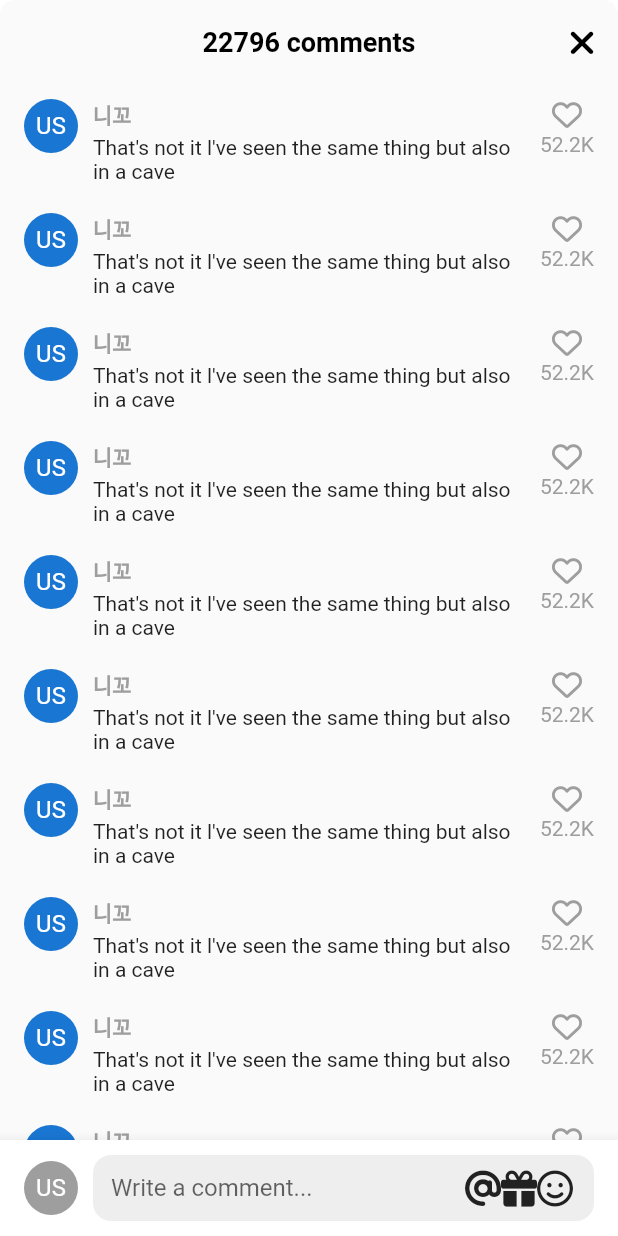
After one commit to WonHyun/TikTokClone, a Flutter app: the VidoeComments screen opened directly, on a phone screen of 412 x 824 dp. The commit adds this screen. Run offline on Flutter 3.47's test engine with Material 3 defaults, Android fonts, the phone set to English and light mode, and no system bars; our stand-ins replace font_awesome_flutter, video_player, visibility_detector.

Commit message:
feat: implement comments UI

```diff
--- a/lib/features/main_navigation/main_navigaion_screen.dart
+++ b/lib/features/main_navigation/main_navigaion_screen.dart
@@ -39,6 +39,7 @@ class _MainNavigaionScreenState extends State<MainNavigaionScreen> {
   @override
   Widget build(BuildContext context) {
     return Scaffold(
+      resizeToAvoidBottomInset: false,
       backgroundColor: _selectedIndex == 0 ? Colors.black : Colors.white,
       body: Stack(
         children: [
--- a/lib/features/videos/widgets/video_post.dart
+++ b/lib/features/videos/widgets/video_post.dart
@@ -1,9 +1,11 @@
+import 'package:flutter/cupertino.dart';
 import 'package:flutter/material.dart';
 import 'package:font_awesome_flutter/font_awesome_flutter.dart';
 import 'package:tictok_clone/constants/gaps.dart';
 import 'package:tictok_clone/constants/sizes.dart';
 import 'package:tictok_clone/features/videos/widgets/more_rich_text.dart';
 import 'package:tictok_clone/features/videos/widgets/video_button.dart';
+import 'package:tictok_clone/features/videos/widgets/vidoe_comments.dart';
 import 'package:video_player/video_player.dart';
 import 'package:visibility_detector/visibility_detector.dart';
 
@@ -65,6 +67,19 @@ class _VideoPostState extends State<VideoPost>
     setState(() {
       _isPaused = !_isPaused;
     });
+  }
+
+  Future<void> _onCommentsTap(BuildContext context) async {
+    if (_videoController.value.isPlaying) {
+      _onTogglePause();
+    }
+    await showModalBottomSheet(
+      context: context,
+      isScrollControlled: true,
+      backgroundColor: Colors.transparent,
+      builder: (context) => const VidoeComments(),
+    );
+    _onTogglePause();
   }
 
   @override
@@ -169,28 +184,31 @@ class _VideoPostState extends State<VideoPost>
               ],
             ),
           ),
-          const Positioned(
+          Positioned(
             bottom: 50,
             right: 10,
             child: Column(
               children: [
-                CircleAvatar(
+                const CircleAvatar(
                   radius: 25,
                   foregroundImage: AssetImage("assets/images/cyber-kitty.jpg"),
                   child: Text("US"),
                 ),
                 Gaps.v24,
-                VideoButton(
+                const VideoButton(
                   icon: FontAwesomeIcons.solidHeart,
                   text: "2.9M",
                 ),
                 Gaps.v24,
-                VideoButton(
-                  icon: FontAwesomeIcons.solidComment,
-                  text: "33K",
+                GestureDetector(
+                  onTap: () => _onCommentsTap(context),
+                  child: const VideoButton(
+                    icon: FontAwesomeIcons.solidComment,
+                    text: "33K",
+                  ),
                 ),
                 Gaps.v24,
-                VideoButton(
+                const VideoButton(
                   icon: FontAwesomeIcons.share,
                   text: "Share",
                 ),
--- /dev/null
+++ b/lib/features/videos/widgets/vidoe_comments.dart
@@ -0,0 +1,214 @@
+import 'package:flutter/material.dart';
+import 'package:font_awesome_flutter/font_awesome_flutter.dart';
+import 'package:tictok_clone/constants/gaps.dart';
+import 'package:tictok_clone/constants/sizes.dart';
+
+class VidoeComments extends StatefulWidget {
+  const VidoeComments({super.key});
+
+  @override
+  State<VidoeComments> createState() => _VidoeCommentsState();
+}
+
+class _VidoeCommentsState extends State<VidoeComments> {
+  bool _isWriting = false;
+  final ScrollController _scrollController = ScrollController();
+
+  void _onClosePressed() {
+    Navigator.pop(context);
+  }
+
+  void _stopWriting() {
+    FocusScope.of(context).unfocus();
+    setState(() {
+      _isWriting = false;
+    });
+  }
+
+  void _onStartWriting() {
+    setState(() {
+      _isWriting = true;
+    });
+  }
+
+  @override
+  void dispose() {
+    _scrollController.dispose();
+    super.dispose();
+  }
+
+  @override
+  Widget build(BuildContext context) {
+    final size = MediaQuery.of(context).size;
+    return Container(
+      height: size.height * 0.75,
+      clipBehavior: Clip.hardEdge,
+      decoration: BoxDecoration(
+        borderRadius: BorderRadius.circular(Sizes.size10),
+      ),
+      child: Scaffold(
+        backgroundColor: Colors.grey.shade50,
+        appBar: AppBar(
+          backgroundColor: Colors.grey.shade50,
+          automaticallyImplyLeading: false,
+          title: const Text("22796 comments"),
+          actions: [
+            IconButton(
+              onPressed: _onClosePressed,
+              icon: const FaIcon(FontAwesomeIcons.xmark),
+            ),
+          ],
+        ),
+        body: GestureDetector(
+          onTap: _stopWriting,
+          child: Stack(
+            children: [
+              Scrollbar(
+                child: ListView.separated(
+                  controller: _scrollController,
+                  padding: const EdgeInsets.only(
+                    left: Sizes.size16,
+                    right: Sizes.size16,
+                    top: Sizes.size10,
+                    bottom: Sizes.size96 + Sizes.size10,
+                  ),
+                  separatorBuilder: (context, index) => Gaps.v20,
+                  itemCount: 10,
+                  itemBuilder: (context, index) {
+                    return Row(
+                      crossAxisAlignment: CrossAxisAlignment.start,
+                      children: [
+                        const CircleAvatar(
+                          radius: 18,
+                          child: Text("US"),
+                        ),
+                        Gaps.h10,
+                        Expanded(
+                          child: Column(
+                            crossAxisAlignment: CrossAxisAlignment.start,
+                            children: [
+                              Text(
+                                "니꼬",
+                                style: TextStyle(
+                                  fontWeight: FontWeight.bold,
+                                  fontSize: Sizes.size14,
+                                  color: Colors.grey.shade500,
+                                ),
+                              ),
+                              Gaps.v3,
+                              const Text(
+                                  "That's not it l've seen the same thing but also in a cave"),
+                            ],
+                          ),
+                        ),
+                        Gaps.h10,
+                        Column(
+                          children: [
+                            FaIcon(
+                              FontAwesomeIcons.heart,
+                              color: Colors.grey.shade500,
+                              size: Sizes.size20,
+                            ),
+                            Gaps.v2,
+                            Text(
+                              "52.2K",
+                              style: TextStyle(
+                                color: Colors.grey.shade500,
+                              ),
+                            ),
+                          ],
+                        ),
+                      ],
+                    );
+                  },
+                ),
+              ),
+              Positioned(
+                width: size.width,
+                bottom: 0,
+                child: BottomAppBar(
+                  color: Colors.white,
+                  child: Padding(
+                    padding: const EdgeInsets.symmetric(
+                      horizontal: Sizes.size16,
+                      vertical: Sizes.size10,
+                    ),
+                    child: Row(
+                      children: [
+                        CircleAvatar(
+                          radius: 18,
+                          backgroundColor: Colors.grey.shade500,
+                          foregroundColor: Colors.white,
+                          child: const Text("US"),
+                        ),
+                        Gaps.h10,
+                        Expanded(
+                          child: SizedBox(
+                            height: Sizes.size44,
+                            child: TextField(
+                              onTap: _onStartWriting,
+                              expands: true,
+                              minLines: null,
+                              maxLines: null,
+                              textInputAction: TextInputAction.newline,
+                              cursorColor: Theme.of(context).primaryColor,
+                              decoration: InputDecoration(
+                                hintText: "Write a comment...",
+                                border: OutlineInputBorder(
+                                  borderRadius:
+                                      BorderRadius.circular(Sizes.size12),
+                                  borderSide: BorderSide.none,
+                                ),
+                                filled: true,
+                                fillColor: Colors.grey.shade200,
+                                contentPadding: const EdgeInsets.symmetric(
+                                  horizontal: Sizes.size12,
+                                  vertical: Sizes.size10,
+                                ),
+                                suffixIcon: Padding(
+                                  padding: const EdgeInsets.only(
+                                      right: Sizes.size14),
+                                  child: Row(
+                                    mainAxisSize: MainAxisSize.min,
+                                    children: [
+                                      FaIcon(
+                                        FontAwesomeIcons.at,
+                                        color: Colors.grey.shade900,
+                                      ),
+                                      FaIcon(
+                                        FontAwesomeIcons.gift,
+                                        color: Colors.grey.shade900,
+                                      ),
+                                      FaIcon(
+                                        FontAwesomeIcons.faceSmile,
+                                        color: Colors.grey.shade900,
+                                      ),
+                                      if (_isWriting)
+                                        GestureDetector(
+                                          //TODO: will be implement send comment logic
+                                          onTap: _stopWriting,
+                                          child: FaIcon(
+                                            FontAwesomeIcons.circleArrowUp,
+                                            color:
+                                                Theme.of(context).primaryColor,
+                                          ),
+                                        ),
+                                    ],
+                                  ),
+                                ),
+                              ),
+                            ),
+                          ),
+                        ),
+                      ],
+                    ),
+                  ),
+                ),
+              ),
+            ],
+          ),
+        ),
+      ),
+    );
+  }
+}
```
